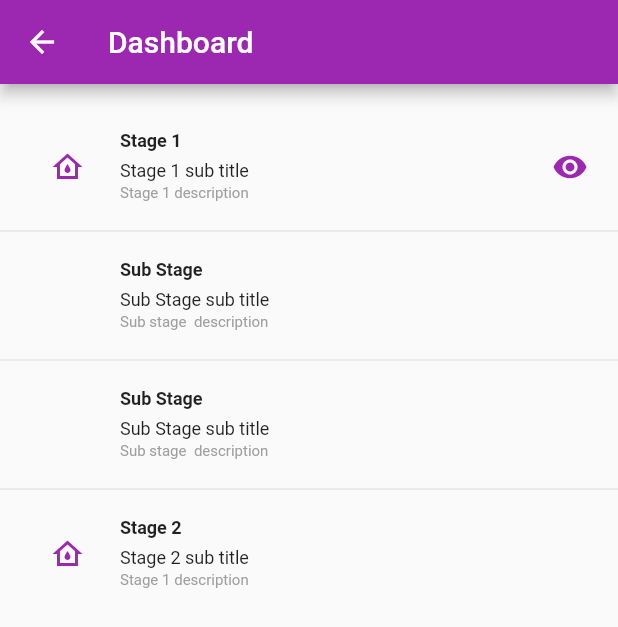
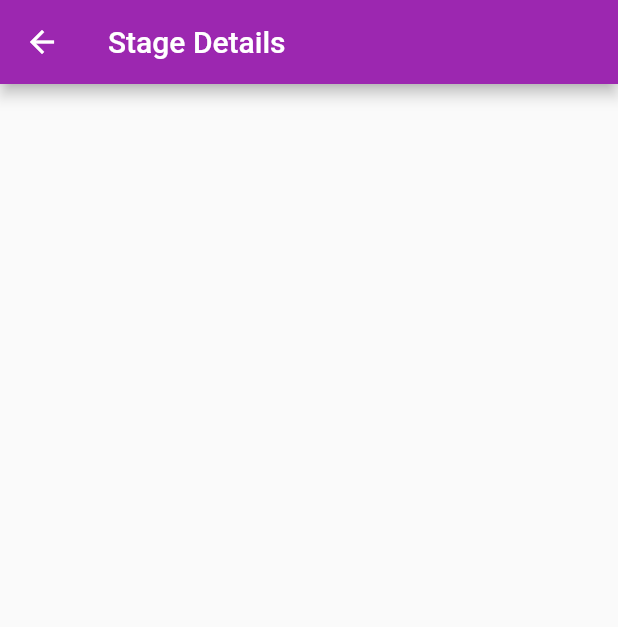
Before and after one commit to sachinsonvane/OPTUS_UI_Development, a Flutter app: the DashboardPage screen opened directly, after a tap on "Stage 1", on a phone screen of 412 x 824 dp. Shown: the top 627 px of the screen. Run offline on Flutter 3.47's test engine with Material 2 defaults, Android fonts, the phone set to English and light mode, and no system bars; accounts and stored records are empty.

Commit message:
StageDetails view , viewmodel, repo changes

```diff
--- a/optusdemo/lib/main.dart
+++ b/optusdemo/lib/main.dart
@@ -7,6 +7,7 @@ import 'package:optusdemo/view/DashboardPage.dart';
 import 'package:optusdemo/view/LoginPage.dart';
 import 'package:optusdemo/viewmodel/DashboardViewModel.dart';
 import 'package:optusdemo/viewmodel/LoginViewModel.dart';
+import 'package:optusdemo/viewmodel/StageDetailsViewModel.dart';
 import 'package:provider/provider.dart';
 
 void main() {
@@ -27,6 +28,7 @@ class MyApp extends StatelessWidget {
       providers: [
         ChangeNotifierProvider.value(value: LoginViewModel()),
         ChangeNotifierProvider.value(value: DashboardViewModel()),
+        ChangeNotifierProvider.value(value: StageDetailsViewModel()),
       ],
       child: MaterialApp(
         debugShowCheckedModeBanner: false,
--- /dev/null
+++ b/optusdemo/lib/view/StageDetailsPage.dart
@@ -0,0 +1,64 @@
+
+
+import 'package:flutter/material.dart';
+import 'package:optusdemo/model/StageInfo.dart';
+import 'package:optusdemo/view/widgets/StageInfoListWidget.dart';
+
+import 'package:provider/provider.dart';
+
+import '../api/ApiResponses.dart';
+import '../model/UserInfo.dart';
+import '../viewmodel/DashboardViewModel.dart';
+import '../viewmodel/LoginViewModel.dart';
+import 'DashboardPage.dart';
+
+class StageDetailsPage extends StatefulWidget {
+
+  @override
+  _StageDetailsPage createState() => _StageDetailsPage();
+}
+
+class _StageDetailsPage extends State<StageDetailsPage> {
+
+  final _formKey = GlobalKey<FormState>();
+  final mUserNameController = TextEditingController(text: "Sachin");
+  final mPasswordController = TextEditingController(text: "12345");
+
+
+  @override
+  Widget build(BuildContext context) {
+
+    return Scaffold(
+
+      appBar: AppBar(
+        title: Text('Stage Details'),
+      ),
+      body: SingleChildScrollView(
+          child:Column(
+            children: <Widget>[
+              Container(
+                child: Padding(
+                  padding: const EdgeInsets.all(36.0),
+                  child: Form(
+                    key: _formKey,
+                    child: Column(
+                      children: <Widget>[
+
+
+                      ],
+                    ),),
+                ),
+              ),
+
+              //  Expanded(child: getLoginWidget(context, apiResponse)),
+            ],
+          )),
+    );
+  }
+
+  Future<void> _pullRefresh() async {
+
+    print("_pullRefresh called");
+
+  }
+}
--- a/optusdemo/lib/view/widgets/StageInfoListWidget.dart
+++ b/optusdemo/lib/view/widgets/StageInfoListWidget.dart
@@ -1,5 +1,6 @@
 import 'package:flutter/material.dart';
 import 'package:optusdemo/model/StageInfo.dart';
+import 'package:optusdemo/view/StageDetailsPage.dart';
 import 'package:provider/provider.dart';
 
 import '../../viewmodel/DashboardViewModel.dart';
@@ -176,6 +177,10 @@ class _StageInfoListWidgetState extends State<StageInfoListWidget> {
                 if (null != data.title) {
                   widget._function(data);
                 }
+                Navigator.push(
+                  context,
+                  MaterialPageRoute(builder: (context) => StageDetailsPage()),
+                );
               },
               child: _buildSongItem(data),
             );
```
Also changed, not shown: optusdemo/lib/repo/Repositorys.dart (+10 -0 lines), optusdemo/lib/viewmodel/StageDetailsViewModel.dart (added, +41 -0 lines).
